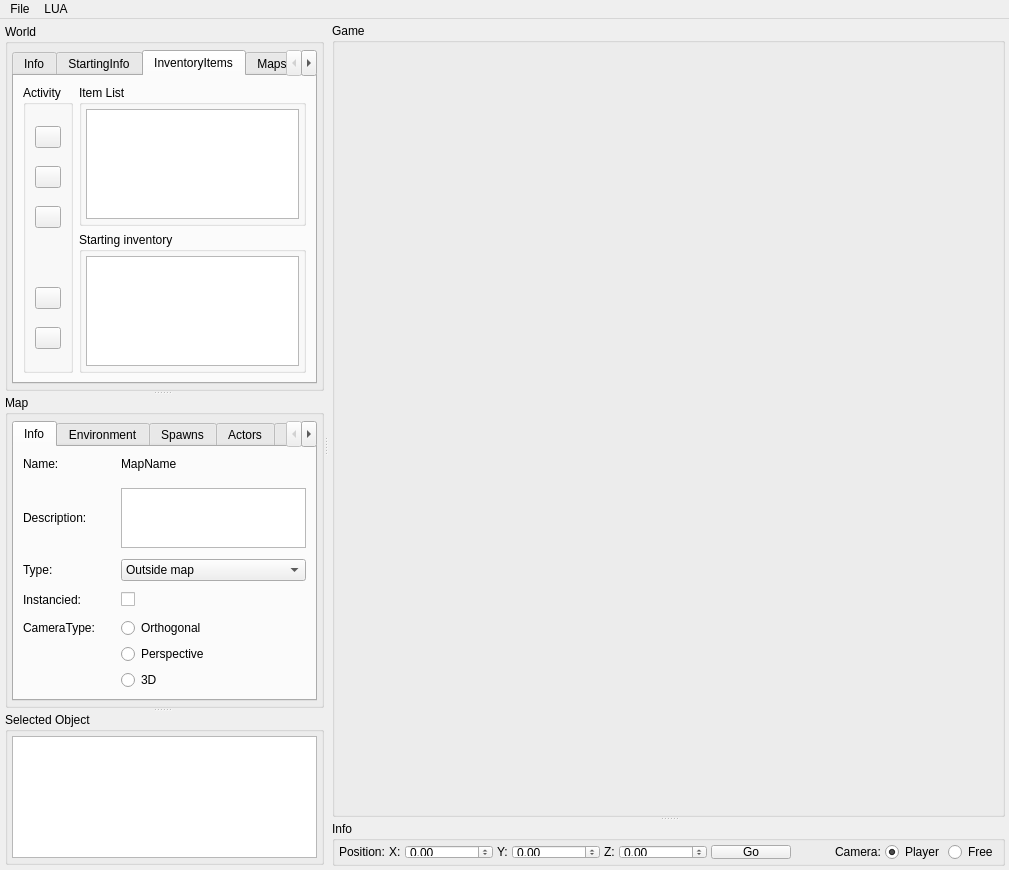
Qt form Editor/editor.ui (LBALab/lbanet) before a commit.
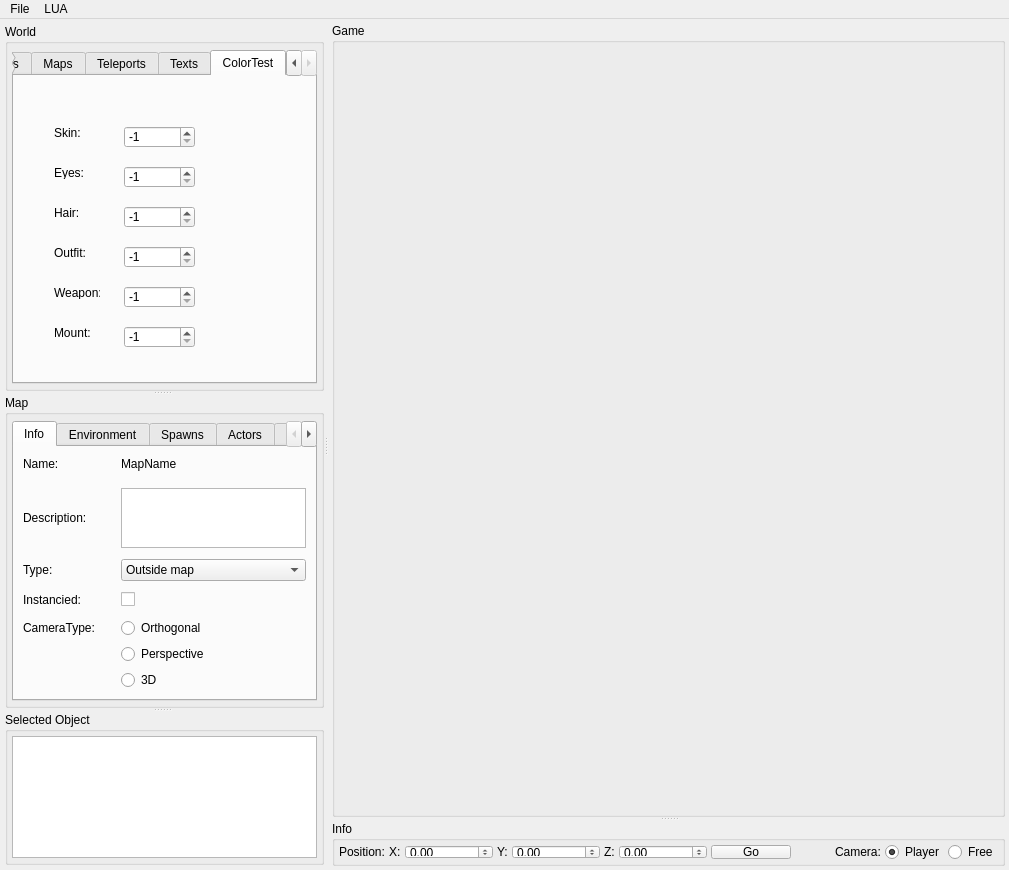
The same form after that commit. Icons and pictures are not drawn.

The edit to the form file:
```diff
--- a/Editor/editor.ui
+++ b/Editor/editor.ui
@@ -81,7 +81,7 @@
                <item>
                 <widget class="QTabWidget" name="tabWidgetworld">
                  <property name="currentIndex">
-                  <number>2</number>
+                  <number>6</number>
                  </property>
                  <widget class="QWidget" name="tab_worldinfo">
                   <attribute name="title">
@@ -1037,6 +1037,185 @@
                    </item>
                   </layout>
                  </widget>
+                 <widget class="QWidget" name="tab">
+                  <attribute name="title">
+                   <string>ColorTest</string>
+                  </attribute>
+                  <widget class="QLabel" name="label">
+                   <property name="geometry">
+                    <rect>
+                     <x>40</x>
+                     <y>50</y>
+                     <width>46</width>
+                     <height>13</height>
+                    </rect>
+                   </property>
+                   <property name="text">
+                    <string>Skin:</string>
+                   </property>
+                  </widget>
+                  <widget class="QSpinBox" name="spinBox_cskin">
+                   <property name="geometry">
+                    <rect>
+                     <x>110</x>
+                     <y>50</y>
+                     <width>71</width>
+                     <height>22</height>
+                    </rect>
+                   </property>
+                   <property name="minimum">
+                    <number>-1</number>
+                   </property>
+                   <property name="value">
+                    <number>-1</number>
+                   </property>
+                  </widget>
+                  <widget class="QLabel" name="label_2">
+                   <property name="geometry">
+                    <rect>
+                     <x>40</x>
+                     <y>90</y>
+                     <width>46</width>
+                     <height>13</height>
+                    </rect>
+                   </property>
+                   <property name="text">
+                    <string>Eyes:</string>
+                   </property>
+                  </widget>
+                  <widget class="QSpinBox" name="spinBox_ceyes">
+                   <property name="geometry">
+                    <rect>
+                     <x>110</x>
+                     <y>90</y>
+                     <width>71</width>
+                     <height>22</height>
+                    </rect>
+                   </property>
+                   <property name="minimum">
+                    <number>-1</number>
+                   </property>
+                   <property name="value">
+                    <number>-1</number>
+                   </property>
+                  </widget>
+                  <widget class="QLabel" name="label_3">
+                   <property name="geometry">
+                    <rect>
+                     <x>40</x>
+                     <y>130</y>
+                     <width>46</width>
+                     <height>13</height>
+                    </rect>
+                   </property>
+                   <property name="text">
+                    <string>Hair:</string>
+                   </property>
+                  </widget>
+                  <widget class="QSpinBox" name="spinBox_chair">
+                   <property name="geometry">
+                    <rect>
+                     <x>110</x>
+                     <y>130</y>
+                     <width>71</width>
+                     <height>22</height>
+                    </rect>
+                   </property>
+                   <property name="minimum">
+                    <number>-1</number>
+                   </property>
+                   <property name="value">
+                    <number>-1</number>
+                   </property>
+                  </widget>
+                  <widget class="QLabel" name="label_4">
+                   <property name="geometry">
+                    <rect>
+                     <x>40</x>
+                     <y>170</y>
+                     <width>46</width>
+                     <height>13</height>
+                    </rect>
+                   </property>
+                   <property name="text">
+                    <string>Outfit:</string>
+                   </property>
+                  </widget>
+                  <widget class="QSpinBox" name="spinBox_coutfit">
+                   <property name="geometry">
+                    <rect>
+                     <x>110</x>
+                     <y>170</y>
+                     <width>71</width>
+                     <height>22</height>
+                    </rect>
+                   </property>
+                   <property name="minimum">
+                    <number>-1</number>
+                   </property>
+                   <property name="value">
+                    <number>-1</number>
+                   </property>
+                  </widget>
+                  <widget class="QSpinBox" name="spinBox_cweapon">
+                   <property name="geometry">
+                    <rect>
+                     <x>110</x>
+                     <y>210</y>
+                     <width>71</width>
+                     <height>22</height>
+                    </rect>
+                   </property>
+                   <property name="minimum">
+                    <number>-1</number>
+                   </property>
+                   <property name="value">
+                    <number>-1</number>
+                   </property>
+                  </widget>
+                  <widget class="QSpinBox" name="spinBox_cmount">
+                   <property name="geometry">
+                    <rect>
+                     <x>110</x>
+                     <y>250</y>
+                     <width>71</width>
+                     <height>22</height>
+                    </rect>
+                   </property>
+                   <property name="minimum">
+                    <number>-1</number>
+                   </property>
+                   <property name="value">
+                    <number>-1</number>
+                   </property>
+                  </widget>
+                  <widget class="QLabel" name="label_5">
+                   <property name="geometry">
+                    <rect>
+                     <x>40</x>
+                     <y>210</y>
+                     <width>46</width>
+                     <height>13</height>
+                    </rect>
+                   </property>
+                   <property name="text">
+                    <string>Weapon:</string>
+                   </property>
+                  </widget>
+                  <widget class="QLabel" name="label_6">
+                   <property name="geometry">
+                    <rect>
+                     <x>40</x>
+                     <y>250</y>
+                     <width>46</width>
+                     <height>13</height>
+                    </rect>
+                   </property>
+                   <property name="text">
+                    <string>Mount:</string>
+                   </property>
+                  </widget>
+                 </widget>
                 </widget>
                </item>
               </layout>
```
